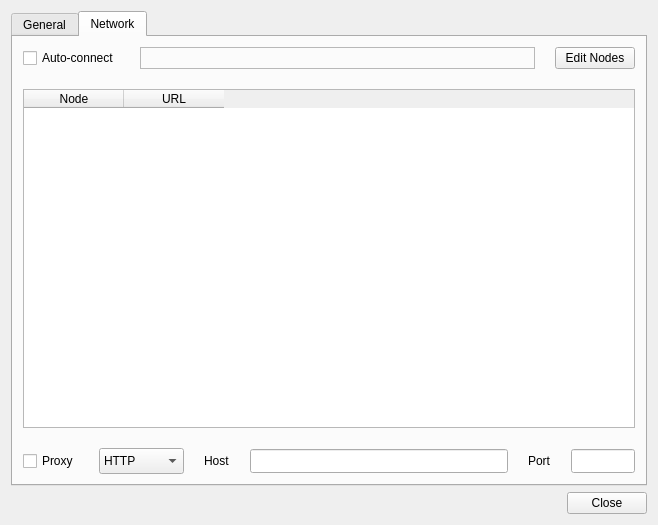
Old version of the form bitsharesqt/settings.ui in the repository jhtitor/citadel.
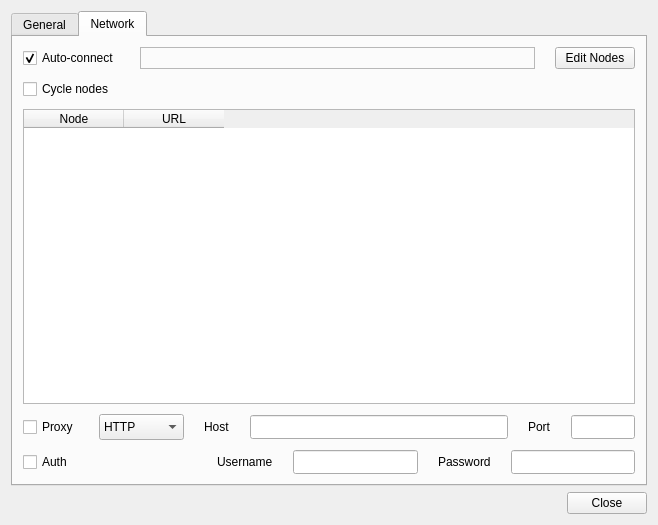
New version of the form. The open tabs and pages were chosen to show the change. Icons and pictures are not drawn.

Commit message:
Add proxy auth settings to Settings window.
Also refactors the element/config value linking a bit.

Diff of the .ui file:
```diff
--- a/bitsharesqt/settings.ui
+++ b/bitsharesqt/settings.ui
@@ -139,7 +139,7 @@
       </attribute>
       <layout class="QVBoxLayout" name="verticalLayout_2">
        <property name="spacing">
-        <number>20</number>
+        <number>10</number>
        </property>
        <property name="leftMargin">
         <number>10</number>
@@ -181,6 +181,9 @@
              <height>20</height>
             </size>
            </property>
+           <property name="checked">
+            <bool>true</bool>
+           </property>
           </widget>
          </item>
          <item>
@@ -220,6 +223,30 @@
          </item>
         </layout>
        </item>
+       <item>
+        <layout class="QHBoxLayout" name="horizontalLayout_6">
+         <item>
+          <widget class="QCheckBox" name="cycleNodes">
+           <property name="text">
+            <string>Cycle nodes</string>
+           </property>
+          </widget>
+         </item>
+         <item>
+          <spacer name="horizontalSpacer_3">
+           <property name="orientation">
+            <enum>Qt::Horizontal</enum>
+           </property>
+           <property name="sizeHint" stdset="0">
+            <size>
+             <width>40</width>
+             <height>20</height>
+            </size>
+           </property>
+          </spacer>
+         </item>
+        </layout>
+       </item>
        <item>
         <widget class="QTableWidget" name="serverList">
          <property name="sizePolicy">
@@ -237,6 +264,9 @@
          <property name="selectionBehavior">
           <enum>QAbstractItemView::SelectRows</enum>
          </property>
+         <property name="gridStyle">
+          <enum>Qt::NoPen</enum>
+         </property>
          <column>
           <property name="text">
            <string>Node</string>
@@ -346,6 +376,73 @@
          </item>
         </layout>
        </item>
+       <item>
+        <layout class="QHBoxLayout" name="horizontalLayout_5">
+         <property name="spacing">
+          <number>20</number>
+         </property>
+         <item>
+          <widget class="QCheckBox" name="proxyAuth">
+           <property name="text">
+            <string>Auth</string>
+           </property>
+          </widget>
+         </item>
+         <item>
+          <spacer name="horizontalSpacer_2">
+           <property name="orientation">
+            <enum>Qt::Horizontal</enum>
+           </property>
+           <property name="sizeHint" stdset="0">
+            <size>
+             <width>40</width>
+             <height>20</height>
+            </size>
+           </property>
+          </spacer>
+         </item>
+         <item>
+          <widget class="QLabel" name="proxyUserLabel">
+           <property name="text">
+            <string>Username</string>
+           </property>
+          </widget>
+         </item>
+         <item>
+          <widget class="QLineEdit" name="proxyUser">
+           <property name="minimumSize">
+            <size>
+             <width>0</width>
+             <height>24</height>
+            </size>
+           </property>
+          </widget>
+         </item>
+         <item>
+          <widget class="QLabel" name="proxyPassLabel">
+           <property name="text">
+            <string>Password</string>
+           </property>
+          </widget>
+         </item>
+         <item>
+          <widget class="QLineEdit" name="proxyPass">
+           <property name="minimumSize">
+            <size>
+             <width>0</width>
+             <height>24</height>
+            </size>
+           </property>
+           <property name="inputMask">
+            <string/>
+           </property>
+           <property name="echoMode">
+            <enum>QLineEdit::Password</enum>
+           </property>
+          </widget>
+         </item>
+        </layout>
+       </item>
       </layout>
      </widget>
     </widget>
```
Left out of the diff: 11 changed lines with no effect on the pictures. The commit also changes 1 other file.
